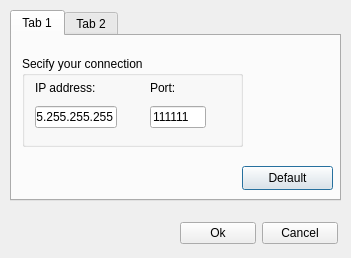
Before: the Qt Designer form settingwindow.ui in Siinthd/settingUI, drawn with Qt 5.
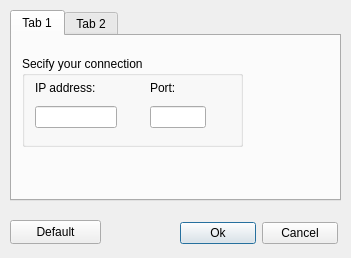
After: the same form once the commit is applied. The open tabs and pages were chosen to show the change.

```diff
--- a/settingwindow.ui
+++ b/settingwindow.ui
@@ -44,7 +44,7 @@
      <property name="title">
       <string>Secify your connection</string>
      </property>
-     <widget class="QWidget" name="">
+     <widget class="QWidget" name="layoutWidget">
       <property name="geometry">
        <rect>
         <x>10</x>
@@ -72,7 +72,7 @@
             <bool>true</bool>
            </property>
            <property name="text">
-            <string>111111</string>
+            <string/>
            </property>
            <property name="maxLength">
             <number>6</number>
@@ -109,7 +109,7 @@
          <item row="1" column="1">
           <widget class="QLineEdit" name="IpAddress">
            <property name="text">
-            <string>255.255.255.255</string>
+            <string/>
            </property>
            <property name="maxLength">
             <number>15</number>
@@ -147,19 +147,6 @@
       </layout>
      </widget>
     </widget>
-    <widget class="QPushButton" name="defaultButton">
-     <property name="geometry">
-      <rect>
-       <x>230</x>
-       <y>130</y>
-       <width>91</width>
-       <height>24</height>
-      </rect>
-     </property>
-     <property name="text">
-      <string>Default</string>
-     </property>
-    </widget>
    </widget>
    <widget class="QWidget" name="setting2">
     <attribute name="title">
@@ -206,7 +193,7 @@
     </widget>
    </widget>
   </widget>
-  <widget class="QWidget" name="">
+  <widget class="QWidget" name="layoutWidget">
    <property name="geometry">
     <rect>
      <x>180</x>
@@ -232,6 +219,19 @@
     </item>
    </layout>
   </widget>
+  <widget class="QPushButton" name="defaultButton">
+   <property name="geometry">
+    <rect>
+     <x>10</x>
+     <y>220</y>
+     <width>91</width>
+     <height>24</height>
+    </rect>
+   </property>
+   <property name="text">
+    <string>Default</string>
+   </property>
+  </widget>
  </widget>
  <resources/>
  <connections>
```
Left out of the diff: 42 changed lines with no effect on the pictures.
